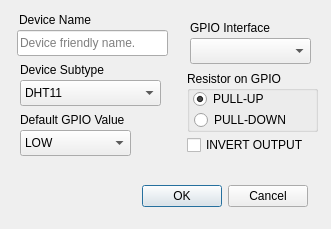
Qt form ui-qt/dialog_config_onewire.ui (ezloteam/Ezlo_Pi) before a commit.
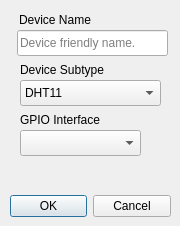
The same form after that commit. Icons and pictures are not drawn.

```diff
--- a/ui-qt/dialog_config_onewire.ui
+++ b/ui-qt/dialog_config_onewire.ui
@@ -6,8 +6,8 @@
    <rect>
     <x>0</x>
     <y>0</y>
-    <width>331</width>
-    <height>229</height>
+    <width>180</width>
+    <height>226</height>
    </rect>
   </property>
   <property name="windowTitle">
@@ -20,9 +20,9 @@
   <widget class="QDialogButtonBox" name="buttonBox">
    <property name="geometry">
     <rect>
-     <x>-33</x>
-     <y>180</y>
-     <width>341</width>
+     <x>10</x>
+     <y>190</y>
+     <width>161</width>
      <height>32</height>
     </rect>
    </property>
@@ -59,44 +59,11 @@
     <string>Device friendly name.</string>
    </property>
   </widget>
-  <widget class="QLabel" name="label_default_value_output">
-   <property name="geometry">
-    <rect>
-     <x>20</x>
-     <y>110</y>
-     <width>141</width>
-     <height>20</height>
-    </rect>
-   </property>
-   <property name="text">
-    <string>Default GPIO Value</string>
-   </property>
-  </widget>
-  <widget class="QComboBox" name="comboBox_default_value_gpio">
-   <property name="geometry">
-    <rect>
-     <x>20</x>
-     <y>130</y>
-     <width>111</width>
-     <height>26</height>
-    </rect>
-   </property>
-   <item>
-    <property name="text">
-     <string>LOW</string>
-    </property>
-   </item>
-   <item>
-    <property name="text">
-     <string>HIGH</string>
-    </property>
-   </item>
-  </widget>
   <widget class="QLabel" name="label_GPIO">
    <property name="geometry">
     <rect>
-     <x>190</x>
-     <y>18</y>
+     <x>20</x>
+     <y>110</y>
      <width>121</width>
      <height>20</height>
     </rect>
@@ -105,71 +72,16 @@
     <string>GPIO Interface</string>
    </property>
   </widget>
-  <widget class="QGroupBox" name="groupBox_resistor">
-   <property name="geometry">
-    <rect>
-     <x>187</x>
-     <y>71</y>
-     <width>131</width>
-     <height>61</height>
-    </rect>
-   </property>
-   <property name="title">
-    <string>Resistor on GPIO</string>
-   </property>
-   <widget class="QRadioButton" name="radioButton_pullup">
-    <property name="geometry">
-     <rect>
-      <x>6</x>
-      <y>16</y>
-      <width>110</width>
-      <height>24</height>
-     </rect>
-    </property>
-    <property name="text">
-     <string>PULL-UP</string>
-    </property>
-    <property name="checked">
-     <bool>true</bool>
-    </property>
-   </widget>
-   <widget class="QRadioButton" name="radioButton_pulldown">
-    <property name="geometry">
-     <rect>
-      <x>7</x>
-      <y>37</y>
-      <width>110</width>
-      <height>24</height>
-     </rect>
-    </property>
-    <property name="text">
-     <string>PULL-DOWN</string>
-    </property>
-   </widget>
-  </widget>
   <widget class="QComboBox" name="comboBox_onewire_gpio">
    <property name="geometry">
     <rect>
-     <x>190</x>
-     <y>38</y>
+     <x>20</x>
+     <y>130</y>
      <width>121</width>
      <height>26</height>
     </rect>
    </property>
   </widget>
-  <widget class="QCheckBox" name="checkBox_invert_output">
-   <property name="geometry">
-    <rect>
-     <x>187</x>
-     <y>133</y>
-     <width>141</width>
-     <height>24</height>
-    </rect>
-   </property>
-   <property name="text">
-    <string>INVERT OUTPUT</string>
-   </property>
-  </widget>
   <widget class="QComboBox" name="comboBox_onewire_subtype">
    <property name="geometry">
     <rect>
```
